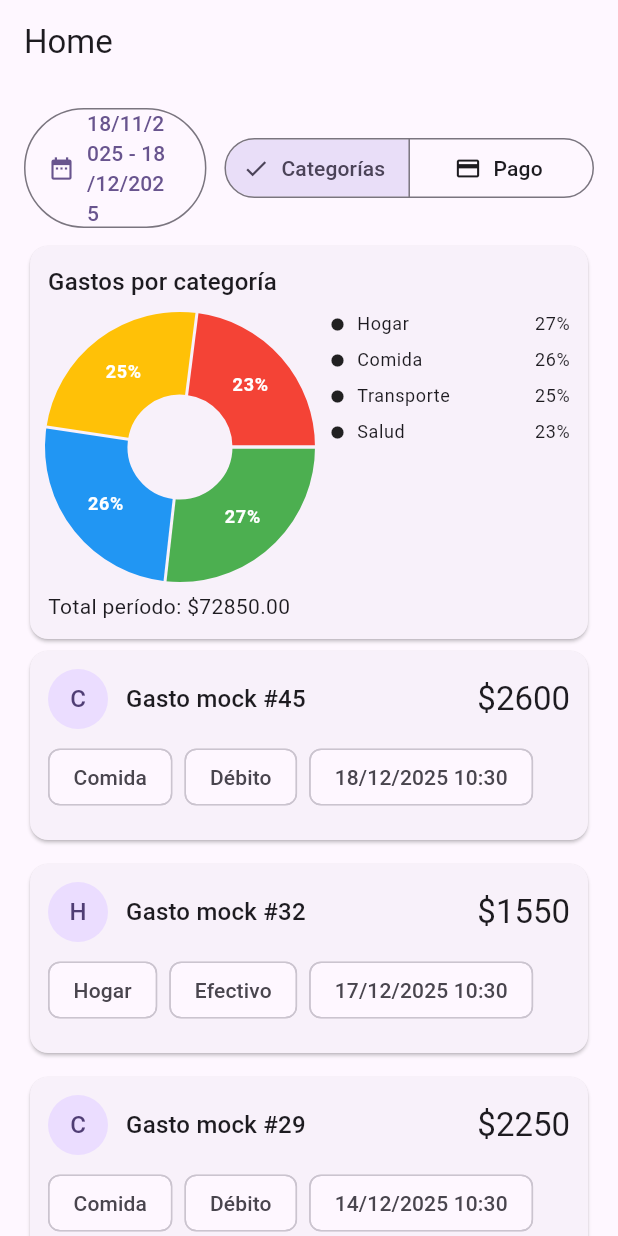
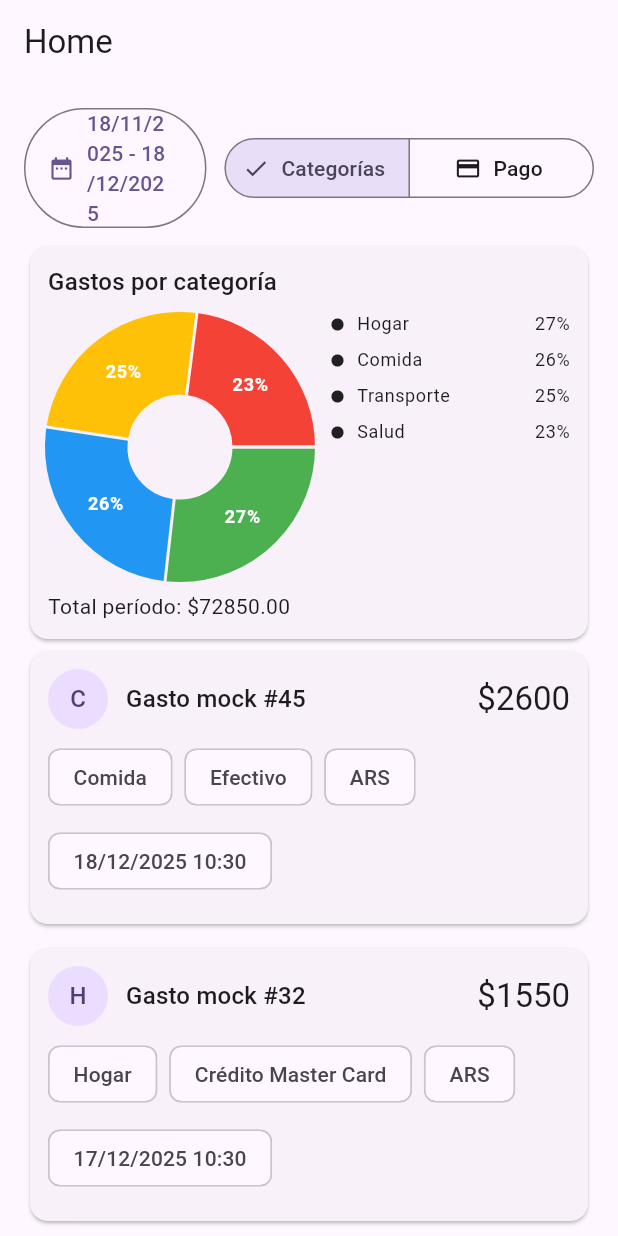
Before and after one commit to AgustinIzaguirre/expense-tracker, a Flutter app: the screen it shows after launch, on a phone screen of 412 x 824 dp. Run offline on Flutter 3.47's test engine with Material 3 defaults, Android fonts, the phone set to English and light mode, and no system bars; drawn by our look-alikes of fl_chart.

Commit message:
Add currency to expense

```diff
--- a/lib/main.dart
+++ b/lib/main.dart
@@ -217,8 +217,9 @@ class _MyHomePageState extends State<MyHomePage> {
 
   const methods = [
     PaymentMethod(id: 1, name: 'Efectivo'),
-    PaymentMethod(id: 2, name: 'Débito'),
-    PaymentMethod(id: 3, name: 'Crédito'),
+    PaymentMethod(id: 2, name: 'Débito Visa'),
+    PaymentMethod(id: 3, name: 'Crédito Master Card'),
+    PaymentMethod(id: 3, name: 'Crédito Visa'),
     PaymentMethod(id: 4, name: 'Mercado Pago'),
   ];
 
@@ -232,6 +233,7 @@ class _MyHomePageState extends State<MyHomePage> {
     methods[(i + 1) % methods.length],
     categories[i % categories.length],
     now.subtract(Duration(days: rnd.nextInt(45))),
+    "ARS"
     );
   });
   }
--- a/lib/models/expense.dart
+++ b/lib/models/expense.dart
@@ -7,7 +7,8 @@ class Expense {
   final PaymentMethod paymentMethod;
   final Cathegory cathegory;
   final DateTime date;
+  final String currency;
 
-  const Expense(this.amount, this.description, this.paymentMethod, this.cathegory, this.date);
+  const Expense(this.amount, this.description, this.paymentMethod, this.cathegory, this.date, this.currency);
 
 }
--- a/lib/widgets/expense_card.dart
+++ b/lib/widgets/expense_card.dart
@@ -44,6 +44,7 @@ class ExpenseCard extends StatelessWidget {
               children: [
                 Chip(label: Text(expense.cathegory.name)),
                 Chip(label: Text(expense.paymentMethod.name)),
+                Chip(label: Text(expense.currency)),
                 Chip(label: Text(_formatDate(expense.date))),
               ],
             ),
```
